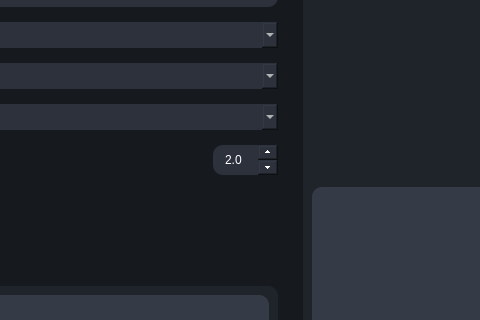
Above: testRVEInterface.ui from TNTwise/Rife-ESRGAN-App-Linux-QT before the change; both pictures show x 352 to 832 and y 171 to 491 of the 987 by 707 pixel window. Below: the same form after it.
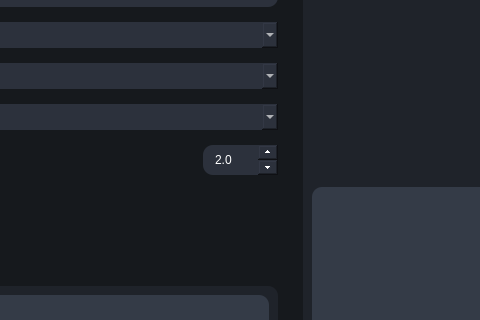
That is the form after the change. The open tabs and pages were chosen to show the change. Icons and pictures are not drawn.

Patch:
```diff
--- a/testRVEInterface.ui
+++ b/testRVEInterface.ui
@@ -985,13 +985,13 @@
                           </property>
                           <property name="minimumSize">
                            <size>
-                            <width>65</width>
+                            <width>75</width>
                             <height>30</height>
                            </size>
                           </property>
                           <property name="maximumSize">
                            <size>
-                            <width>65</width>
+                            <width>75</width>
                             <height>30</height>
                            </size>
                           </property>
```
Left out of the diff: 14 changed lines with no effect on the pictures.
